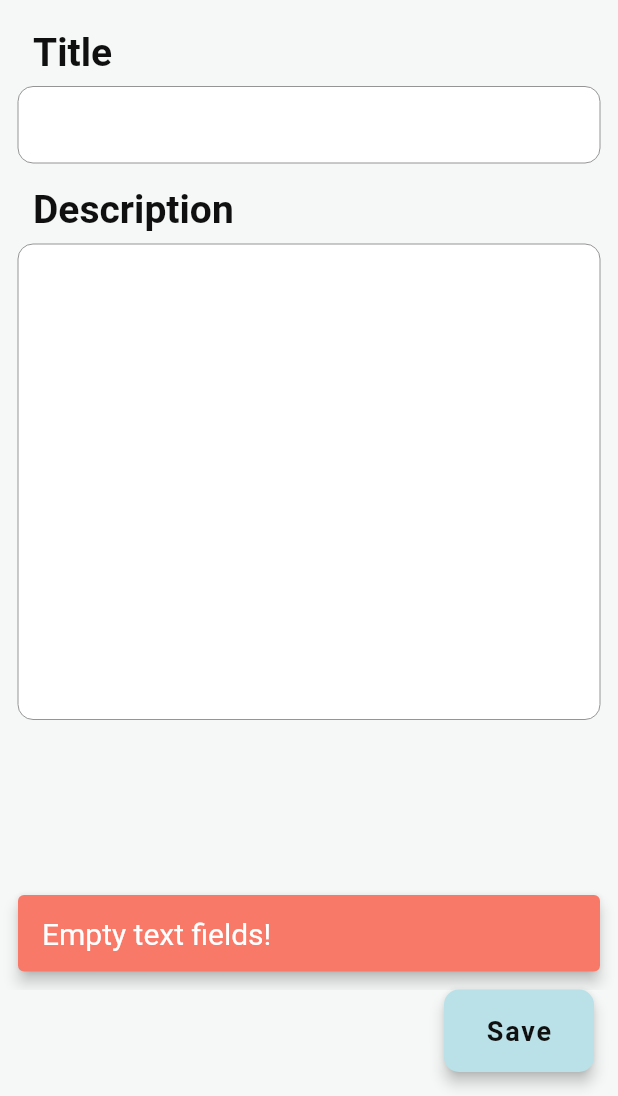
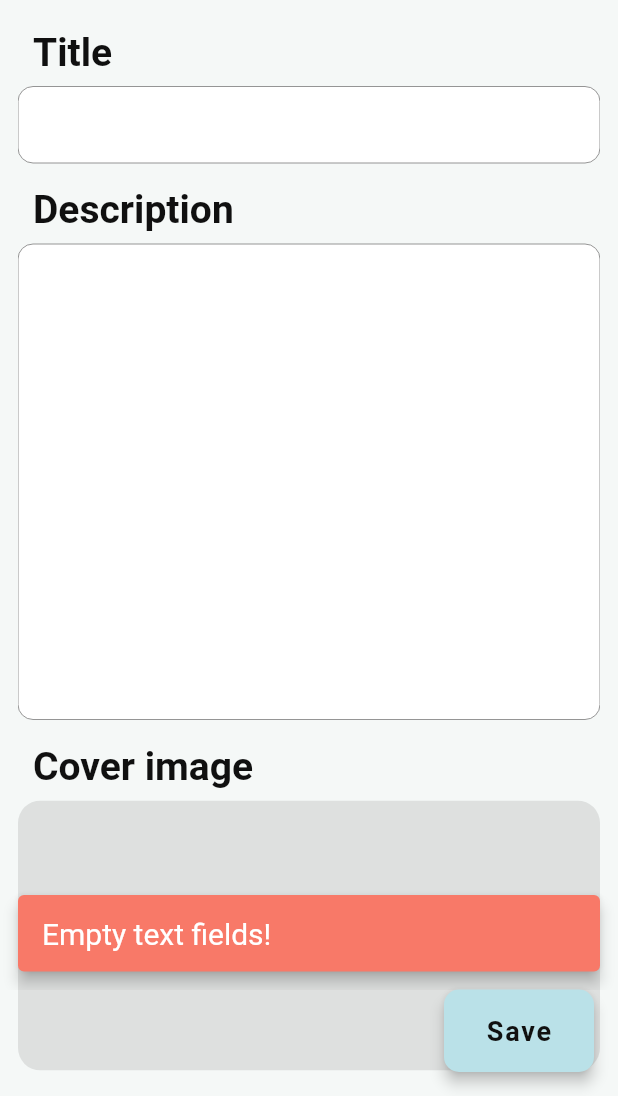
Before and after one commit to blyoha/audio-tour-builder, a Flutter app: the BuilderPage screen opened directly with empty values, after a tap on "Save", on a phone screen of 412 x 824 dp, the part 140-1236 px from its top. Run offline on Flutter 3.47's test engine with Material 2 defaults, Android fonts, the phone set to English and light mode, and no system bars; our stand-ins replace cloud_firestore, equatable, file_picker, firebase_auth, firebase_core, firebase_storage and 7 more; accounts and stored records are empty; generated files the repository leaves out were written again.

Commit message:
Added cover image picker.

```diff
--- a/lib/presentation/pages/builder/view/builder_page.dart
+++ b/lib/presentation/pages/builder/view/builder_page.dart
@@ -1,3 +1,5 @@
+import 'dart:io';
+
 import 'package:flutter/material.dart';
 import 'package:flutter_bloc/flutter_bloc.dart';
 
@@ -23,6 +25,8 @@ class BuilderPage extends StatefulWidget {
 class _BuilderPageState extends State<BuilderPage> {
   final titleController = TextEditingController();
   final descController = TextEditingController();
+  final coverController = TextEditingController();
+
   late final BuilderBloc bloc;
 
   @override
@@ -38,6 +42,10 @@ class _BuilderPageState extends State<BuilderPage> {
 
     titleController.text = tour.title;
     descController.text = tour.description;
+
+    if (tour.imageUrl != null) {
+      coverController.text = tour.imageUrl!;
+    }
   }
 
   @override
@@ -52,7 +60,6 @@ class _BuilderPageState extends State<BuilderPage> {
           floatingActionButton: BlocBuilder<BuilderBloc, BuilderState>(
             bloc: bloc,
             builder: (context, state) {
-
               final label = (state is BuilderEditing)
                   ? const Text('Save')
                   : const Center(
@@ -63,7 +70,7 @@ class _BuilderPageState extends State<BuilderPage> {
 
               return FloatingActionButton.extended(
                 heroTag: 'save',
-                onPressed: () {
+                onPressed: () async {
                   final title = titleController.text;
                   final desc = descController.text;
 
@@ -73,9 +80,22 @@ class _BuilderPageState extends State<BuilderPage> {
                         const SnackBar(content: Text('Empty text fields!')),
                       );
                     } else {
+                      // Rename cover file
+                      var file = File(coverController.text);
+                      if (coverController.text.isNotEmpty) {
+                        var lastSeparator =
+                            file.path.lastIndexOf(Platform.pathSeparator);
+                        var lastDot = file.path.lastIndexOf('.');
+                        var path = file.path.substring(0, lastSeparator + 1);
+                        var type = file.path.substring(lastDot);
+                        var newPath = '${path}cover$type';
+
+                        file = await file.rename(newPath);
+                      }
                       final tour = state.tour.copyWith(
                         title: title,
                         description: desc,
+                        imageUrl: file.path,
                       );
 
                       bloc.add(BuilderSave(tour: tour));
@@ -98,6 +118,7 @@ class _BuilderPageState extends State<BuilderPage> {
         DetailsTab(
           titleController: titleController,
           descController: descController,
+          coverController: coverController,
         ),
         const MapTab(),
       ],
--- a/lib/presentation/pages/builder/widgets/details_tab/details_tab.dart
+++ b/lib/presentation/pages/builder/widgets/details_tab/details_tab.dart
@@ -1,18 +1,29 @@
+import 'dart:io';
+
+import 'package:file_picker/file_picker.dart';
 import 'package:flutter/material.dart';
 import 'package:gap/gap.dart';
 
+import '../../../../../theme/theme_constants.dart';
 import '../input_frame.dart';
 
-class DetailsTab extends StatelessWidget {
+class DetailsTab extends StatefulWidget {
   final TextEditingController titleController;
   final TextEditingController descController;
+  final TextEditingController coverController;
 
   const DetailsTab({
     Key? key,
     required this.titleController,
     required this.descController,
+    required this.coverController,
   }) : super(key: key);
 
+  @override
+  State<DetailsTab> createState() => _DetailsTabState();
+}
+
+class _DetailsTabState extends State<DetailsTab> {
   @override
   Widget build(BuildContext context) {
     return Padding(
@@ -20,22 +31,75 @@ class DetailsTab extends StatelessWidget {
         horizontal: 12.0,
         vertical: 12.0,
       ),
+      child: SingleChildScrollView(
+        scrollDirection: Axis.vertical,
         child: Column(
           mainAxisAlignment: MainAxisAlignment.start,
           crossAxisAlignment: CrossAxisAlignment.start,
           children: [
             InputFrame(
               label: "Title",
-            controller: titleController,
+              controller: widget.titleController,
             ),
             const Gap(16.0),
             InputFrame(
               label: "Description",
-            controller: descController,
+              controller: widget.descController,
               expanded: true,
+            ),
+            const Gap(16.0),
+            Column(
+              crossAxisAlignment: CrossAxisAlignment.start,
+              children: [
+                Padding(
+                  padding: const EdgeInsets.only(left: 10.0),
+                  child: Text(
+                    'Cover image',
+                    style: Theme.of(context).textTheme.titleLarge,
+                  ),
+                ),
+                const Gap(8.0),
+                GestureDetector(
+                  onTap: () {
+                    _pickFile();
+                  },
+                  child: ClipRRect(
+                    borderRadius: BorderRadius.circular(15.0),
+                    child: Container(
+                      height: 180.0,
+                      width: double.infinity,
+                      decoration: BoxDecoration(
+                        color: primaryTextColor.withOpacity(0.1),
+                      ),
+                      child: widget.coverController.text.isEmpty
+                          ? const Icon(Icons.mode_edit_outline_outlined)
+                          : Image.file(
+                              File(widget.coverController.text),
+                              fit: BoxFit.cover,
+                            ),
+                    ),
+                  ),
                 ),
               ],
             ),
+            const SizedBox(height: 120.0),
+          ],
+        ),
+      ),
     );
   }
+
+  void _pickFile() async {
+    FilePickerResult? data =
+        await FilePicker.platform.pickFiles(type: FileType.image);
+
+    if (data != null) {
+      File file = File(data.files.single.path!);
+
+      widget.coverController.text = file.path;
+      setState(() {});
+    } else {
+      // user cancelled the picker
     }
+  }
+}
```
Lines whose indentation alone changed are shown as unchanged.
